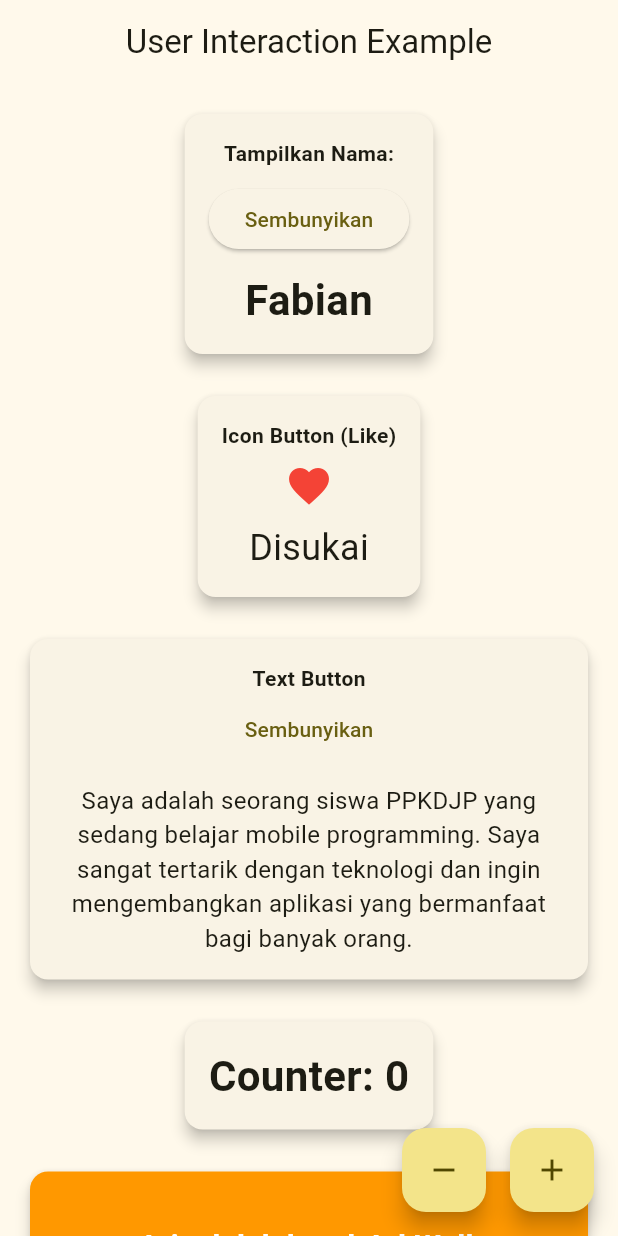
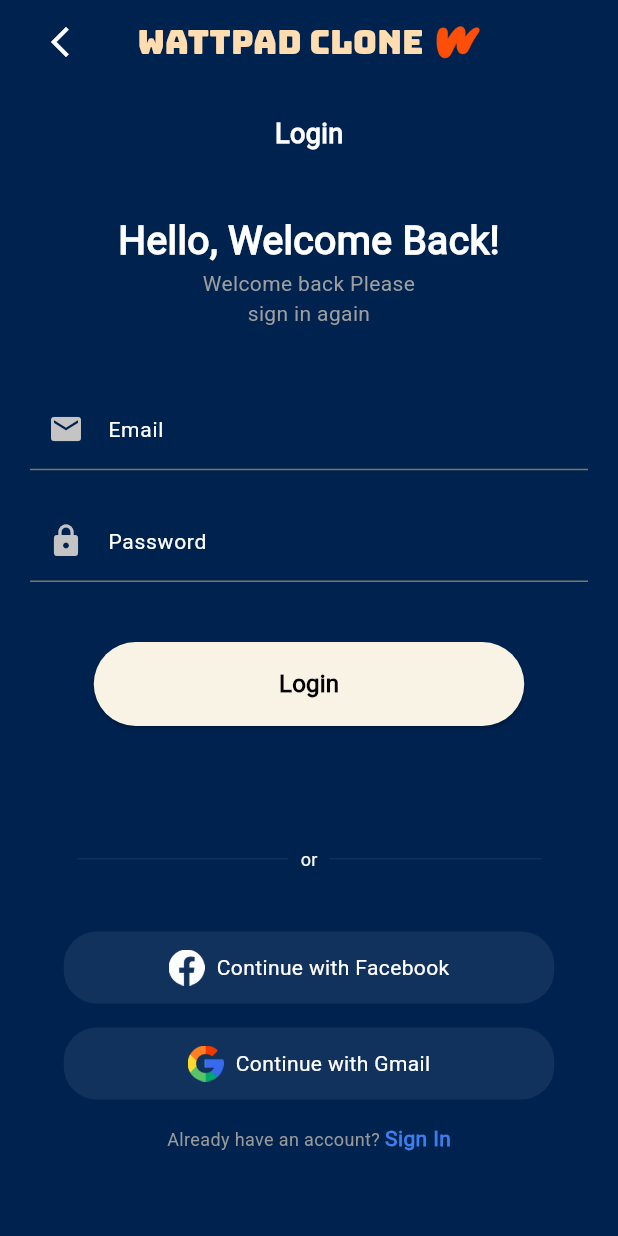
Before and after one commit to kirabian/PPKD_B3, a Flutter app: the screen it shows after launch, on a phone screen of 412 x 824 dp. Run offline on Flutter 3.47's test engine with Material 3 defaults, Android fonts, the phone set to English and light mode, and no system bars.

Commit message:
Beta Tugas 6

```diff
--- a/lib/main.dart
+++ b/lib/main.dart
@@ -1,6 +1,5 @@
 import 'package:flutter/material.dart';
-import 'package:ppkdb3/tugas_4/kopi_kenangan_clone.dart';
-import 'package:ppkdb3/tugas_5/tugas5.dart';
+import 'package:ppkdb3/tugas_6/tugas6.dart';
 
 void main() {
   runApp(const MyApp());
@@ -34,7 +33,7 @@
           seedColor: const Color.fromARGB(255, 255, 230, 0),
         ),
       ),
-      home: Tugas5(),
+      home: WattpadClone(),
     );
   }
 }
--- /dev/null
+++ b/lib/tugas_6/tugas6.dart
@@ -0,0 +1,318 @@
+import 'package:flutter/gestures.dart';
+import 'package:flutter/material.dart';
+
+class WattpadClone extends StatefulWidget {
+  const WattpadClone({super.key});
+
+  @override
+  State<WattpadClone> createState() => _WattpadCloneState();
+}
+
+class _WattpadCloneState extends State<WattpadClone> {
+  final _formKey = GlobalKey<FormState>();
+
+  @override
+  Widget build(BuildContext context) {
+    return Scaffold(
+      backgroundColor: Color(0xFF00224F),
+      appBar: AppBar(
+        backgroundColor: const Color(0xFF00224F),
+        automaticallyImplyLeading: false, // Nonaktifkan back button default
+        title: Stack(
+          alignment: Alignment.center,
+          children: [
+            // Back button di kiri
+            Align(
+              alignment: Alignment.centerLeft,
+              child: IconButton(
+                icon: const Icon(Icons.arrow_back_ios_new, color: Colors.white),
+                onPressed: () => Navigator.pop(context),
+              ),
+            ),
+            // Judul dan logo di tengah
+            Row(
+              mainAxisSize: MainAxisSize
+                  .min, // Penting agar row tidak mengambil lebar penuh
+              children: [
+                const Text(
+                  'wattpad clone',
+                  style: TextStyle(
+                    color: Color(0xFFFFDDB0),
+                    fontFamily: "Bungee",
+                  ),
+                ),
+                const SizedBox(width: 8),
+                Image.asset(
+                  'assets/images/logos/logowp-removebg-preview.png',
+                  width: 30,
+                  height: 30,
+                ),
+              ],
+            ),
+          ],
+        ),
+        centerTitle:
+            true, // Tetap diperlukan untuk memastikan Stack berada di tengah
+      ),
+      body: SingleChildScrollView(
+        child: Stack(
+          children: [
+            Center(
+              child: Form(
+                key: _formKey,
+                child: Column(
+                  mainAxisAlignment: MainAxisAlignment.center,
+                  children: [
+                    SizedBox(height: 20),
+                    Text(
+                      'Login',
+                      style: TextStyle(
+                        fontFamily: 'Roboto',
+                        color: Colors.white,
+                        fontSize: 18,
+                        fontWeight: FontWeight.bold,
+                      ),
+                    ),
+                    SizedBox(height: 40),
+                    Container(
+                      padding: const EdgeInsets.symmetric(horizontal: 20),
+                      child: Text(
+                        "Hello, Welcome Back!",
+                        style: TextStyle(
+                          fontFamily: 'Roboto',
+                          color: Colors.white,
+                          fontSize: 26,
+                          fontWeight: FontWeight.w600,
+                        ),
+                      ),
+                    ),
+                    Column(
+                      crossAxisAlignment: CrossAxisAlignment.center,
+                      children: [
+                        Padding(
+                          padding: const EdgeInsets.symmetric(horizontal: 20),
+                          child: Text(
+                            "Welcome back Please\nsign in again",
+                            textAlign: TextAlign.center,
+                            style: TextStyle(
+                              fontFamily: 'Roboto',
+                              fontSize: 14,
+                              fontWeight: FontWeight.w400,
+                              color: Colors.grey,
+                            ),
+                          ),
+                        ),
+                      ],
+                    ),
+                    SizedBox(height: 40),
+                    Padding(
+                      padding: const EdgeInsets.symmetric(horizontal: 20),
+                      child: TextFormField(
+                        decoration: InputDecoration(
+                          prefixIcon: Icon(
+                            Icons.email,
+                            color: Color(0xFFC4C4C4),
+                          ),
+                          labelText: 'Email',
+                          labelStyle: TextStyle(
+                            color: Colors.white,
+                            fontFamily: 'Roboto',
+                            fontSize: 14,
+                            fontWeight: FontWeight.w400,
+                          ),
+                          border: UnderlineInputBorder(),
+                        ),
+                        validator: (value) {
+                          if (value == null || value.isEmpty) {
+                            return 'Please enter your email';
+                          }
+                          if (!value.contains('@')) {
+                            return 'Please enter a valid email';
+                          }
+                          return null;
+                        },
+                      ),
+                    ),
+                    SizedBox(height: 20),
+                    Padding(
+                      padding: const EdgeInsets.symmetric(horizontal: 20),
+                      child: TextFormField(
+                        decoration: InputDecoration(
+                          prefixIcon: Icon(
+                            Icons.lock,
+                            color: Color(0xFFC4C4C4),
+                          ),
+                          labelText: 'Password',
+                          labelStyle: TextStyle(
+                            color: Colors.white,
+                            fontFamily: 'Roboto',
+                            fontSize: 14,
+                            fontWeight: FontWeight.w400,
+                          ),
+                          border: UnderlineInputBorder(),
+                        ),
+                        obscureText: true,
+                        validator: (value) {
+                          if (value == null || value.isEmpty) {
+                            return 'Please enter your password';
+                          }
+                          return null;
+                        },
+                      ),
+                    ),
+                    SizedBox(height: 40),
+                    SizedBox(
+                      width: 287,
+                      height: 56,
+                      child: ElevatedButton(
+                        onPressed: () {
+                          if (_formKey.currentState!.validate()) {
+                            // Process data.
+                          }
+                        },
+                        child: const Text(
+                          'Login',
+                          style: TextStyle(
+                            color: Colors.black,
+                            fontFamily: "Roboto",
+                            fontSize: 16,
+                            fontWeight: FontWeight.bold, // Warna teks hitam
+                          ),
+                        ),
+                      ),
+                    ),
+                    SizedBox(height: 80),
+                    Row(
+                      mainAxisAlignment: MainAxisAlignment.center,
+                      children: [
+                        Container(
+                          width: 141,
+                          height: 0.8,
+                          color: Color(0xFF12325E),
+                        ),
+                        const Padding(
+                          padding: EdgeInsets.symmetric(horizontal: 8),
+                          child: Text(
+                            "or",
+                            style: TextStyle(
+                              fontFamily: "Roboto",
+                              fontSize: 12,
+                              fontWeight: FontWeight.w500,
+                              color: Color.fromARGB(255, 246, 250, 255),
+                            ),
+                          ),
+                        ),
+                        Container(
+                          width: 141,
+                          height: 0.8,
+                          color: Color(0xFF12325E),
+                        ),
+                      ],
+                    ),
+                    SizedBox(height: 40),
+                    Column(
+                      mainAxisAlignment: MainAxisAlignment.start,
+                      children: [
+                        // Kotak Facebook
+                        Container(
+                          width: 327,
+                          height: 48,
+                          decoration: BoxDecoration(
+                            color: Color(0xFF11325C),
+                            borderRadius: BorderRadius.circular(22),
+                          ),
+                          child: Row(
+                            mainAxisAlignment: MainAxisAlignment.center,
+                            children: [
+                              Image.asset(
+                                'assets/images/logos/Facebook.png',
+                                width: 24,
+                                height: 24,
+                              ), // Logo Facebook
+                              SizedBox(width: 8),
+                              Text(
+                                'Continue with Facebook',
+                                style: TextStyle(
+                                  color: Colors.white,
+                                  fontWeight: FontWeight.w500,
+                                  fontSize: 14,
+                                  fontFamily: "Roboto",
+                                ),
+                              ),
+                            ],
+                          ),
+                        ),
+                        SizedBox(height: 16), // Spasi antar kotak
+                        // Kotak Gmail
+                        Container(
+                          width: 327,
+                          height: 48,
+                          decoration: BoxDecoration(
+                            color: Color(0xFF11325C),
+                            borderRadius: BorderRadius.circular(22),
+                          ),
+                          child: Row(
+                            mainAxisAlignment: MainAxisAlignment.center,
+                            children: [
+                              Image.asset(
+                                'assets/images/logos/iconGoogle.png',
+                                width: 24,
+                                height: 24,
+                              ),
+                              SizedBox(width: 8),
+                              Text(
+                                'Continue with Gmail',
+                                style: TextStyle(
+                                  color: Colors.white,
+                                  fontWeight: FontWeight.w500,
+                                  fontSize: 14,
+                                  fontFamily: "Roboto",
+                                ),
+                              ),
+                            ],
+                          ),
+                        ),
+                        SizedBox(height: 16),
+                        Center(
+                          child: Row(
+                            mainAxisAlignment: MainAxisAlignment.center,
+                            children: [
+                              Text.rich(
+                                TextSpan(
+                                  recognizer: TapGestureRecognizer()
+                                    ..onTap = () {
+                                      print("Text Rich Tapped");
+                                    },
+                                  text: "Already have an account? ",
+                                  style: TextStyle(
+                                    fontWeight: FontWeight.w400,
+                                    fontSize: 12,
+                                    color: Color(0xFF999999),
+                                  ),
+                                  children: [
+                                    TextSpan(
+                                      text: "Sign In",
+                                      style: TextStyle(
+                                        fontSize: 14,
+                                        fontWeight: FontWeight.w700,
+                                        color: Color(0xFF3C7EEE),
+                                      ),
+                                    ),
+                                  ],
+                                ),
+                              ),
+                            ],
+                          ),
+                        ),
+                      ],
+                    ),
+                  ],
+                ),
+              ),
+            ),
+          ],
+        ),
+      ),
+    );
+  }
+}
--- a/pubspec.yaml
+++ b/pubspec.yaml
@@ -61,6 +61,7 @@
   assets:
     - assets/images/
     - assets/images/coffees/
+    - assets/images/logos/
 
   # An image asset can refer to one or more resolution-specific "variants", see
   # https://flutter.dev/to/resolution-aware-images
@@ -83,6 +84,10 @@
       fonts:
         - asset: assets/fonts/bunge/Bungee-Regular.ttf
 
+    - family: Roboto
+      fonts:
+        - asset: assets/fonts/roboto/Roboto-Regular.ttf
+
     - family: Serif
       fonts:
         - asset: assets/fonts/serif/DMSerifDisplay-Regular.ttf
```
Also changed, not shown: assets/fonts/roboto/Roboto-Regular.ttf (added), assets/images/logos/Facebook.png (added), assets/images/logos/iconGoogle.png (added), assets/images/logos/logogoogle.png (added), assets/images/logos/logowp-removebg-preview.png (added), assets/images/logos/logowp.png (added).
